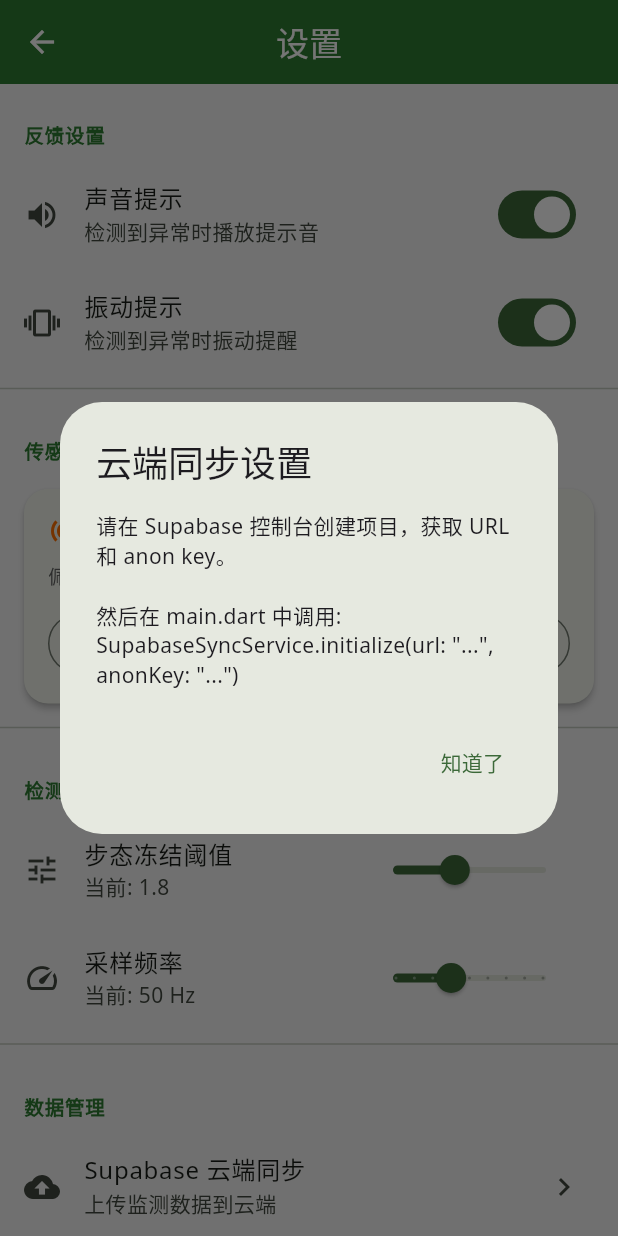
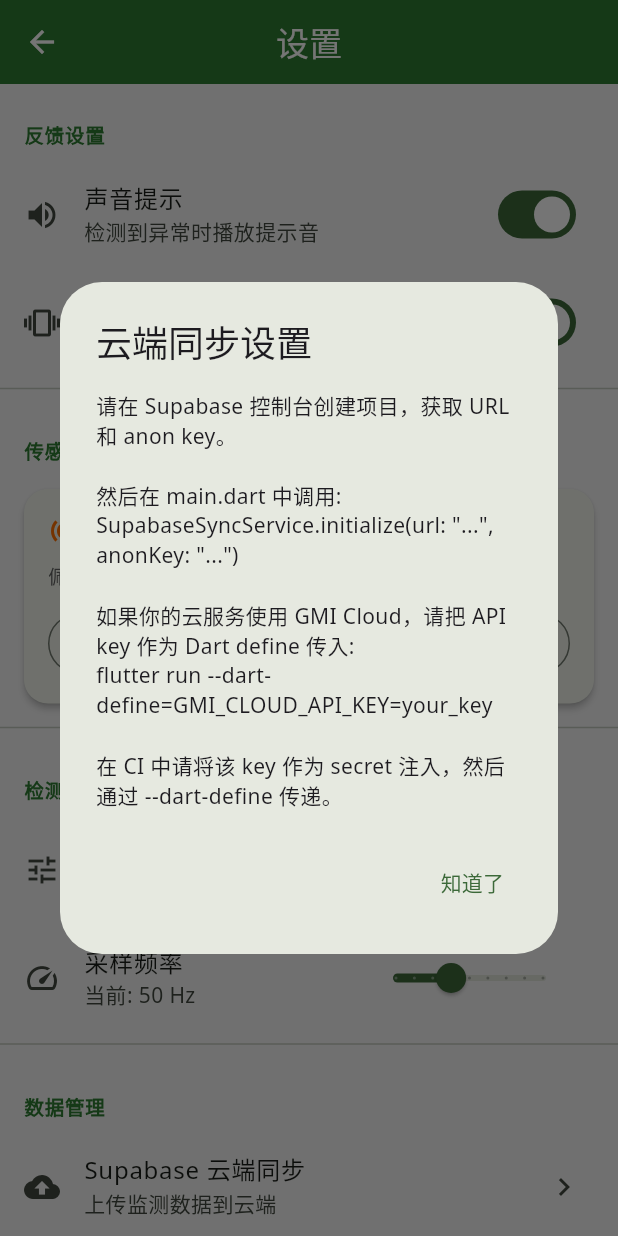
Before and after one commit to prob-Avahh-real/parkinson-monitor, a Flutter app: the SettingsPage screen opened directly, after a tap on "Supabase 云端同步", on a phone screen of 412 x 824 dp. Run offline on Flutter 3.47's test engine with Material 3 defaults, Android fonts, the phone set to English and light mode, and no system bars; our stand-ins replace audioplayers, equatable, fl_chart, flutter_bloc, flutter_blue_plus, geolocator and 8 more; accounts and stored records are empty.

Commit message:
Upload project to GitHub and add GMI Cloud support

```diff
--- /dev/null
+++ b/lib/core/config/gmi_cloud_config.dart
@@ -0,0 +1,23 @@
+import '../constants/app_constants.dart';
+
+/// GMI Cloud 配置项。
+///
+/// API key 和 Base URL 从 Dart define 中读取，适用于 Flutter 运行时和 CI 构建。
+///
+/// 示例：
+/// flutter run \
+///   --dart-define=GMI_CLOUD_API_KEY=your_key \
+///   --dart-define=GMI_CLOUD_BASE_URL=https://api.gmi.cloud
+class GmiCloudConfig {
+  GmiCloudConfig._();
+
+  static String get apiKey =>
+      const String.fromEnvironment(AppConstants.gmiCloudApiKeyDartDefine);
+
+  static String get baseUrl => const String.fromEnvironment(
+        AppConstants.gmiCloudBaseUrlDartDefine,
+        defaultValue: '',
+      );
+
+  static bool get isConfigured => apiKey.isNotEmpty && baseUrl.isNotEmpty;
+}
--- a/lib/core/constants/app_constants.dart
+++ b/lib/core/constants/app_constants.dart
@@ -30,6 +30,10 @@
   static const String keyLastDeviceId = 'last_device_id';
   static const String keyActivityMode = 'activity_mode';
 
+  // GMI Cloud API
+  static const String gmiCloudApiKeyDartDefine = 'GMI_CLOUD_API_KEY';
+  static const String gmiCloudBaseUrlDartDefine = 'GMI_CLOUD_BASE_URL';
+
   // 数据库
   static const String sessionsBox = 'sessions';
   static const String eventsBox = 'events';
--- a/lib/core/di/injection_container.dart
+++ b/lib/core/di/injection_container.dart
@@ -13,6 +13,7 @@
 import '../../services/location_service.dart';
 import '../../services/calibration_service.dart';
 import '../../services/supabase_sync_service.dart';
+import '../../services/gmi_cloud_service.dart';
 import '../constants/app_constants.dart';
 
 final sl = GetIt.instance;
@@ -34,6 +35,7 @@
   sl.registerLazySingleton<CalibrationService>(
       () => CalibrationService(sampleRate: AppConstants.defaultSampleRate));
   sl.registerLazySingleton<SupabaseSyncService>(() => SupabaseSyncService());
+  sl.registerLazySingleton<GmiCloudService>(() => GmiCloudService());
 
   // ── 仓库 ──
   sl.registerLazySingleton<DeviceRepository>(
--- a/lib/main.dart
+++ b/lib/main.dart
@@ -1,5 +1,6 @@
 import 'package:flutter/material.dart';
 import 'package:flutter_bloc/flutter_bloc.dart';
+import 'core/config/gmi_cloud_config.dart';
 import 'core/di/injection_container.dart' as di;
 import 'core/theme/app_theme.dart';
 import 'presentation/blocs/device/device_bloc.dart';
@@ -8,6 +9,11 @@
 
 void main() async {
   WidgetsFlutterBinding.ensureInitialized();
+
+  final gmiApiKey = GmiCloudConfig.apiKey;
+  if (gmiApiKey.isNotEmpty) {
+    debugPrint('GMI Cloud API key loaded from build config.');
+  }
 
   // 初始化依赖注入
   await di.initDependencies();
--- a/lib/presentation/pages/settings_page.dart
+++ b/lib/presentation/pages/settings_page.dart
@@ -5,6 +5,7 @@
 import '../../core/constants/app_constants.dart';
 import '../../services/calibration_service.dart';
 import '../../services/report_generator.dart';
+import '../../services/gmi_cloud_service.dart';
 import '../../domain/repositories/analytics_repository.dart';
 import '../../core/di/injection_container.dart' as di;
 
@@ -26,6 +27,7 @@
   String? _calibrationDate;
 
   final _calibrationService = di.sl<CalibrationService>();
+  final _gmiCloudService = di.sl<GmiCloudService>();
   bool _isCalibrating = false;
   double _calibProgress = 0;
   StreamSubscription? _calibSub;
@@ -145,6 +147,13 @@
             subtitle: const Text('上传监测数据到云端'),
             trailing: const Icon(Icons.chevron_right),
             onTap: () => _setupCloudSync(context),
+          ),
+          ListTile(
+            leading: const Icon(Icons.cloud_done),
+            title: const Text('GMI Cloud 连接测试'),
+            subtitle: const Text('发起 GMI Cloud 状态请求'),
+            trailing: const Icon(Icons.play_arrow),
+            onTap: () => _testGmiCloudConnection(context),
           ),
           ListTile(
             leading: const Icon(Icons.picture_as_pdf),
@@ -296,7 +305,10 @@
         content: const Text(
           '请在 Supabase 控制台创建项目，获取 URL 和 anon key。\n\n'
           '然后在 main.dart 中调用:\n'
-          'SupabaseSyncService.initialize(url: "...", anonKey: "...")',
+          'SupabaseSyncService.initialize(url: "...", anonKey: "...")\n\n'
+          '如果你的云服务使用 GMI Cloud，请把 API key 作为 Dart define 传入:\n'
+          'flutter run --dart-define=GMI_CLOUD_API_KEY=your_key\n\n'
+          '在 CI 中请将该 key 作为 secret 注入，然后通过 --dart-define 传递。',
         ),
         actions: [
           TextButton(
@@ -334,6 +346,45 @@
           SnackBar(content: Text('导出失败: $e')),
         );
       }
+    }
+  }
+
+  Future<void> _testGmiCloudConnection(BuildContext context) async {
+    if (!_gmiCloudService.isConfigured) {
+      if (context.mounted) {
+        ScaffoldMessenger.of(context).showSnackBar(
+          const SnackBar(
+            content: Text(
+              'GMI Cloud 未配置，请通过 Dart define 提供 API key 和 Base URL。',
+            ),
+            backgroundColor: Colors.orange,
+          ),
+        );
+      }
+      return;
+    }
+
+    if (context.mounted) {
+      ScaffoldMessenger.of(context).showSnackBar(
+        const SnackBar(content: Text('正在测试 GMI Cloud 连接...')),
+      );
+    }
+
+    try {
+      final status = await _gmiCloudService.fetchStatus();
+      if (!mounted) return;
+
+      final message = status == null
+          ? 'GMI Cloud 请求失败，未返回有效状态。'
+          : 'GMI Cloud 连接成功：${status.toString()}';
+      ScaffoldMessenger.of(context).showSnackBar(
+        SnackBar(content: Text(message)),
+      );
+    } catch (e) {
+      if (!mounted) return;
+      ScaffoldMessenger.of(context).showSnackBar(
+        SnackBar(content: Text('GMI Cloud 请求失败：$e')),
+      );
     }
   }
 
--- /dev/null
+++ b/lib/services/gmi_cloud_service.dart
@@ -0,0 +1,76 @@
+import 'dart:convert';
+
+import 'package:http/http.dart' as http;
+
+import '../core/config/gmi_cloud_config.dart';
+
+/// GMI Cloud 服务。
+///
+/// 该服务会把 GMI Cloud API key 加入到每个请求头中，便于项目内部其他模块调用。
+class GmiCloudService {
+  GmiCloudService({http.Client? httpClient})
+      : _httpClient = httpClient ?? http.Client();
+
+  final http.Client _httpClient;
+
+  String get baseUrl => GmiCloudConfig.baseUrl;
+  String get apiKey => GmiCloudConfig.apiKey;
+  bool get isConfigured => GmiCloudConfig.isConfigured;
+
+  Map<String, String> get _headers => {
+        'Content-Type': 'application/json',
+        'Authorization': 'Bearer $apiKey',
+      };
+
+  Uri _buildUri(String path, [Map<String, dynamic>? query]) {
+    final base = Uri.parse(baseUrl);
+    return base.replace(
+      path: base.path.endsWith('/')
+          ? '${base.path}${path.replaceFirst('/', '')}'
+          : '${base.path}${path.startsWith('/') ? path : '/$path'}',
+      queryParameters: query?.map((key, value) => MapEntry(key, '$value')),
+    );
+  }
+
+  Future<http.Response> postJson(
+    String path, {
+    required Map<String, dynamic> body,
+  }) async {
+    if (!isConfigured) {
+      throw StateError('GMI Cloud service is not configured.');
+    }
+
+    final uri = _buildUri(path);
+    return _httpClient.post(
+      uri,
+      headers: _headers,
+      body: jsonEncode(body),
+    );
+  }
+
+  Future<http.Response> getJson(
+    String path, {
+    Map<String, dynamic>? query,
+  }) async {
+    if (!isConfigured) {
+      throw StateError('GMI Cloud service is not configured.');
+    }
+
+    final uri = _buildUri(path, query);
+    return _httpClient.get(
+      uri,
+      headers: _headers,
+    );
+  }
+
+  Future<bool> sendTelemetry(Map<String, dynamic> payload) async {
+    final response = await postJson('/telemetry', body: payload);
+    return response.statusCode >= 200 && response.statusCode < 300;
+  }
+
+  Future<Map<String, dynamic>?> fetchStatus() async {
+    final response = await getJson('/status');
+    if (response.statusCode != 200) return null;
+    return jsonDecode(response.body) as Map<String, dynamic>;
+  }
+}
--- a/pubspec.yaml
+++ b/pubspec.yaml
@@ -51,6 +51,7 @@
 
   # Supabase cloud sync
   supabase_flutter: ^2.3.0
+  http: ^0.14.0
 
   # PDF export
   pdf: ^3.10.0
```
Also changed, not shown: 1 other file.
